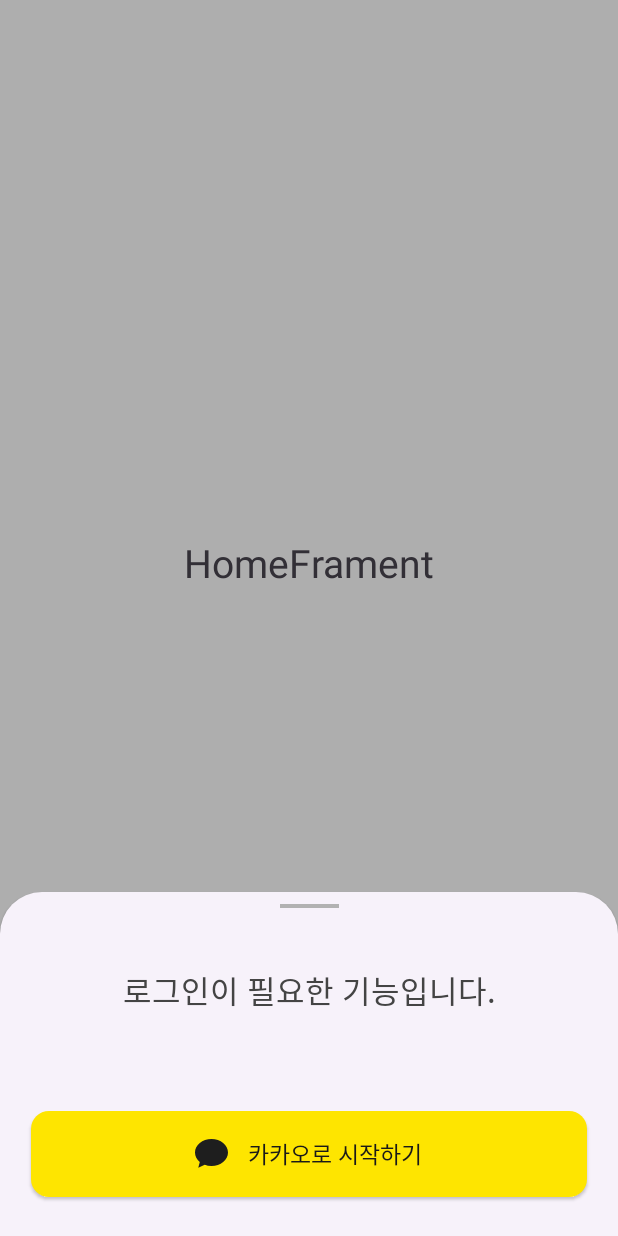
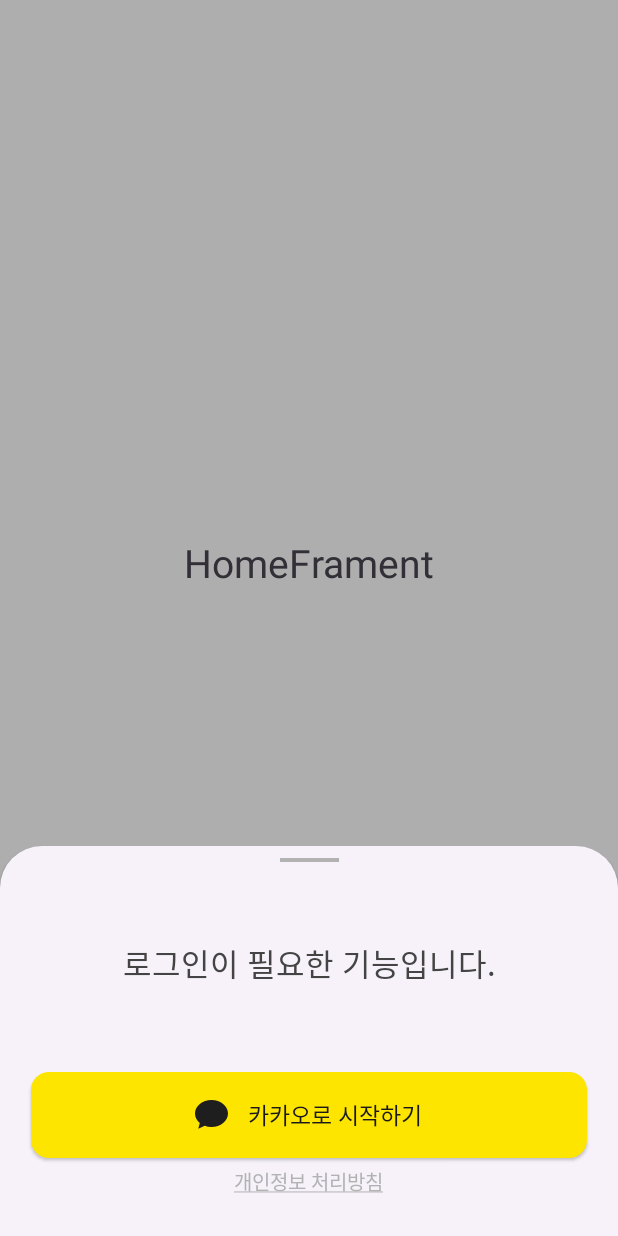
Before and after one commit to heeung/tingting, an Android app: the fragment LoginModalBottomSheet placed in its activity, on a phone screen of 412 x 824 dp. Run offline under Robolectric (Android 15) with nearby library versions, the phone set to English and light mode, and no system bars; our stand-ins replace Dagger/Hilt's generated code, navigation-ui, sdp/ssp sizes.

Commit message:
feat: 카카오 로그인 함수 구현

```diff
--- /dev/null
+++ b/android/app/src/main/java/com/alsif/tingting/ui/login/KakaoLogin.kt
@@ -0,0 +1,30 @@
+package com.alsif.tingting.ui.login
+
+import android.content.ContentValues
+import android.content.Context
+import android.util.Log
+import com.alsif.tingting.data.local.AuthDataSource
+import com.kakao.sdk.auth.model.OAuthToken
+import com.kakao.sdk.user.UserApiClient
+
+/**
+ * 카카오 SDK 로그인 구현부입니다.
+ */
+fun startKakaoLogin(
+    context: Context,
+    authDataSource: AuthDataSource,
+) {
+    val callback: (OAuthToken?, Throwable?) -> Unit = { token, error ->
+        if (error != null) {
+            Log.e(ContentValues.TAG, "카카오계정으로 로그인 실패", error)
+        } else if (token != null) {
+            Log.i(ContentValues.TAG, "카카오톡으로 로그인 성공 accesstoken ${token.accessToken}")
+            Log.i(ContentValues.TAG, "카카오톡으로 로그인 성공 refreshtoken ${token.refreshToken}")
+            val email = token.scopes!![0]
+
+            authDataSource.setAccessToken(token.accessToken)
+            authDataSource.setRefreshToken(token.refreshToken)
+        }
+    }
+    UserApiClient.instance.loginWithKakaoAccount(context, callback = callback)
+}
--- a/android/app/src/main/java/com/alsif/tingting/ui/login/LoginModalBottomSheet.kt
+++ b/android/app/src/main/java/com/alsif/tingting/ui/login/LoginModalBottomSheet.kt
@@ -4,10 +4,17 @@ import android.os.Bundle
 import android.view.LayoutInflater
 import android.view.View
 import android.view.ViewGroup
+import androidx.fragment.app.activityViewModels
 import com.alsif.tingting.R
+import com.alsif.tingting.TingtingApp.DependencyContainer.authDataSource
+import com.alsif.tingting.data.local.AuthDataSource
+import com.alsif.tingting.databinding.BottomSheetLoginBinding
+import com.alsif.tingting.ui.main.MainActivityViewModel
 import com.google.android.material.bottomsheet.BottomSheetDialogFragment
 
 class LoginModalBottomSheet : BottomSheetDialogFragment()  {
+    private val sharedViewModel: MainActivityViewModel by activityViewModels()
+
     override fun onCreateView(
         inflater: LayoutInflater,
         container: ViewGroup?,
@@ -17,6 +24,14 @@ class LoginModalBottomSheet : BottomSheetDialogFragment()  {
         return inflater.inflate(R.layout.bottom_sheet_login, container, false)
     }
 
+    override fun onViewCreated(view: View, savedInstanceState: Bundle?) {
+        super.onViewCreated(view, savedInstanceState)
+
+//        binding.btnKakaoLogin.setOnClickListener {
+////            startKakaoLogin()
+//        }
+    }
+
     companion object {
         const val TAG = "BasicBottomModalSheet"
     }
--- a/android/app/src/main/res/layout/bottom_sheet_login.xml
+++ b/android/app/src/main/res/layout/bottom_sheet_login.xml
@@ -18,7 +18,7 @@
             android:layout_width="match_parent"
             android:layout_height="wrap_content"
             android:text="@string/need_login"
-            android:layout_marginVertical="@dimen/_30sdp"
+            android:layout_marginVertical="@dimen/_40sdp"
             android:textSize="@dimen/_16sdp"
             android:textColor="@color/black"
             android:textAlignment="center" />
@@ -29,7 +29,7 @@
             android:layout_height="@dimen/_44sdp"
             android:background="@drawable/frame_button_kakao_login"
             android:layout_marginHorizontal="@dimen/_16sdp"
-            android:layout_marginVertical="@dimen/_20sdp"
+            android:layout_marginVertical="@dimen/_4sdp"
             android:elevation="@dimen/_1sdp"
             android:gravity="center">
 
@@ -49,6 +49,14 @@
 
         </LinearLayout>
 
+        <TextView
+            android:layout_width="wrap_content"
+            android:layout_height="wrap_content"
+            android:text="@string/policy"
+            android:textColor="@color/grey"
+            android:layout_gravity="center"
+            android:textSize="@dimen/_10sdp"
+            android:layout_marginBottom="@dimen/_20sdp"/>
     </LinearLayout>
 
     <LinearLayout
--- a/android/app/src/main/res/values/strings.xml
+++ b/android/app/src/main/res/values/strings.xml
@@ -4,4 +4,6 @@
     <!--  login  -->
     <string name="start_with_kakao">카카오로 시작하기</string>
     <string name="need_login">로그인이 필요한 기능입니다.</string>
+    <string name="policy"><u>개인정보 처리방침</u></string>
+
 </resources>
```
